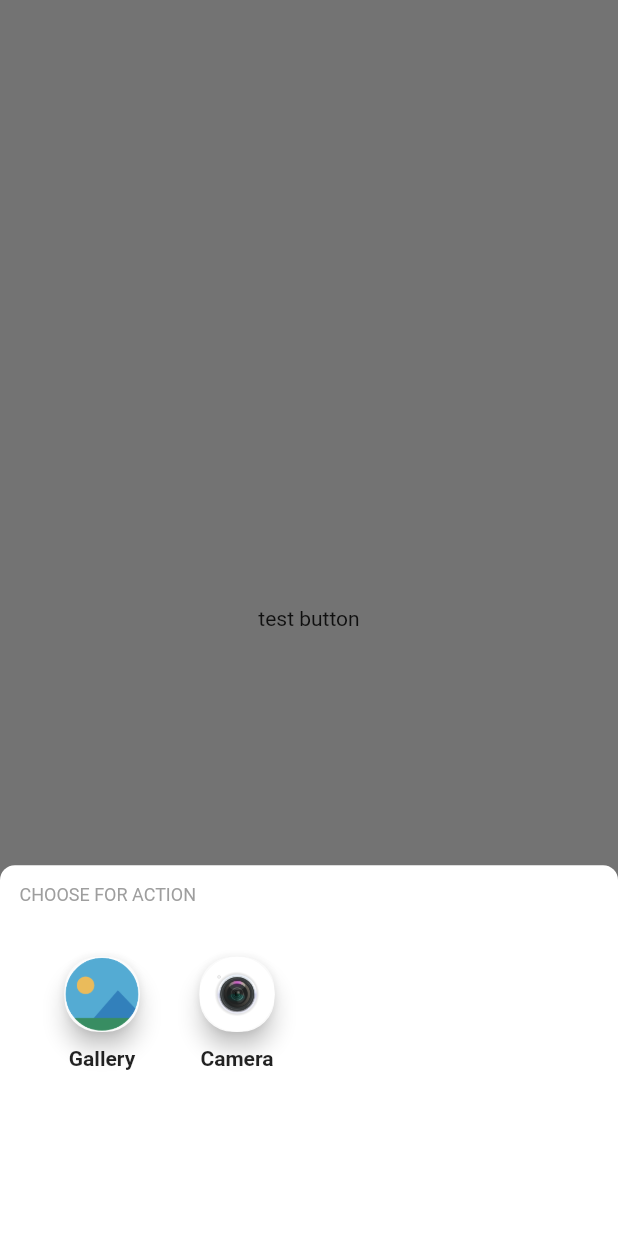
After one commit to shawon1fb/Flutter_utils, a Flutter app: the screen it shows after launch, after a tap on "test button", on a phone screen of 412 x 824 dp. The commit adds this screen. Run offline on Flutter 3.47's test engine with Material 2 defaults, Android fonts, the phone set to English and light mode, and no system bars; our stand-ins replace flutter_native_image, flutter_secure_storage, image_picker, shared_preferences, transparent_image; missing offline and left inert: flutter_json_widget, livestream.

Commit message:
image asset

```diff
--- /dev/null
+++ b/lib/core/utils/image_picker_methods.dart
@@ -0,0 +1,257 @@
+import 'dart:io';
+import 'package:flutter/material.dart';
+import 'package:flutter_native_image/flutter_native_image.dart';
+import 'package:image_picker/image_picker.dart';
+
+//import 'log.dart';
+
+/*
+flutter_native_image: ^0.0.5
+image_picker: ^0.6.7+4
+ */
+
+/// android set up
+/*<manifest ... >
+<!-- This attribute is "false" by default on apps targeting
+     Android 10 or higher. -->
+  <application android:requestLegacyExternalStorage="true" ... >
+    ...
+  </application>
+</manifest>
+*/
+
+/// iso :: <project root>/ios/Runner/Info.plist
+/*
+<key>NSPhotoLibraryUsageDescription</key>
+<string>This app requires access to the photo library.</string>
+<key>NSMicrophoneUsageDescription</key>
+<string>This app does not require access to the microphone.</string>
+<key>NSCameraUsageDescription</key>
+<string>This app requires access to the camera.</string>
+
+
+*/
+
+class FlutterImagePicker {
+  static Future<File> compressImage(File imageFile) async {
+    if (imageFile == null) return null;
+    File image;
+    try {
+      image = await FlutterNativeImage.compressImage(imageFile.path,
+          quality: 80, percentage: 80);
+    } catch (e) {
+      // L.log(e);
+    }
+    return image ?? null;
+  }
+
+  static Future retrieveLostData() async {
+    // ignore: deprecated_member_use
+    final LostDataResponse response = await ImagePicker.retrieveLostData();
+    if (response == null) {
+      return;
+    }
+    if (response.file != null) {
+      if (response.type == RetrieveType.image) {
+        return (response.file);
+      }
+    } else {
+      // print((response.exception));
+    }
+    return;
+  }
+
+  static Future<File> getImageGallery(context, {bool compress = false}) async {
+    // ignore: deprecated_member_use
+    File _image = await ImagePicker.pickImage(
+        source: ImageSource.gallery, imageQuality: 100);
+    File temp;
+    try {
+      temp = await retrieveLostData();
+      if (temp != null) _image = temp;
+    } catch (e) {
+      print(e);
+    }
+
+    if (compress == true) {
+      try {
+        File _tempImage = await compressImage(_image);
+        Navigator.of(context).pop();
+        return _tempImage;
+      } catch (e) {
+        Navigator.of(context).pop();
+        return _image;
+      }
+    }
+    Navigator.of(context).pop();
+    return _image;
+  }
+
+  static Future<File> getImageCamera(context, {bool compress = false}) async {
+    // ignore: deprecated_member_use
+    File _image = await ImagePicker.pickImage(
+        source: ImageSource.camera, imageQuality: 100);
+    File temp;
+    try {
+      temp = await retrieveLostData();
+      if (temp != null) _image = temp;
+    } catch (e) {
+      print(e);
+    }
+
+    if (compress == true) {
+      try {
+        File _tempImage = await compressImage(_image);
+        Navigator.of(context).pop();
+        return _tempImage;
+      } catch (e) {
+        Navigator.of(context).pop();
+        return _image;
+      }
+    }
+    Navigator.of(context).pop();
+    return _image;
+  }
+
+  static void imagePickerModalSheet(
+      {BuildContext context, Function fromGallery, Function fromCamera}) {
+    showModalBottomSheet(
+      backgroundColor: Colors.transparent,
+      isScrollControlled: true,
+      isDismissible: true,
+      context: context,
+      builder: (builder) {
+        return DraggableScrollableSheet(
+          initialChildSize: 0.3,
+          maxChildSize: 1,
+          minChildSize: 0.3,
+          builder: (BuildContext context, ScrollController scrollController) {
+            return Container(
+              decoration: BoxDecoration(
+                borderRadius: BorderRadius.only(
+                  topLeft: Radius.circular(10),
+                  topRight: Radius.circular(10),
+                ),
+                color: Colors.white,
+              ),
+              child: Padding(
+                padding: const EdgeInsets.all(8.0),
+                child: Column(
+                  children: <Widget>[
+                    // pick from Gallery
+                    Container(
+                      padding: EdgeInsets.all(5),
+                      decoration: BoxDecoration(
+                        borderRadius: BorderRadius.circular(10.0),
+                      ),
+                      width: double.infinity,
+                      child: Align(
+                        alignment: Alignment.centerLeft,
+                        child: Text(
+                          'CHOOSE FOR ACTION',
+                          // ignore: deprecated_member_use
+                          style: Theme.of(context).textTheme.body1.copyWith(
+                              fontSize: 12.0,
+                              fontWeight: FontWeight.normal,
+                              color: Colors.grey),
+                        ),
+                      ),
+                    ),
+                    SizedBox(
+                      height: 24,
+                    ),
+
+                    Container(
+                      padding: EdgeInsets.all(5),
+                      width: double.infinity,
+                      child: Row(
+                        children: <Widget>[
+                          SizedBox(
+                            width: 30,
+                          ),
+                          Column(
+                            children: <Widget>[
+                              InkWell(
+                                onTap: fromGallery,
+                                child: Container(
+                                  decoration:
+                                      BoxDecoration(shape: BoxShape.circle),
+                                  child: Material(
+                                    elevation: 6,
+                                    shape: RoundedRectangleBorder(
+                                        borderRadius:
+                                            BorderRadius.circular(22.0)),
+                                    child: Container(
+                                      height: 50,
+                                      width: 50,
+                                      decoration: BoxDecoration(
+                                          color: Colors.white,
+                                          shape: BoxShape.circle,
+                                          image: DecorationImage(
+                                            image: AssetImage(
+                                                "assets/images/galery.png"),
+                                          )),
+                                    ),
+                                  ),
+                                ),
+                              ),
+                              SizedBox(
+                                height: 10,
+                              ),
+                              Text(
+                                'Gallery',
+                                style: TextStyle(fontWeight: FontWeight.bold),
+                              ),
+                            ],
+                          ),
+                          SizedBox(
+                            width: 40,
+                          ),
+                          Column(
+                            children: <Widget>[
+                              InkWell(
+                                onTap: fromCamera,
+                                child: Container(
+                                  decoration:
+                                      BoxDecoration(shape: BoxShape.circle),
+                                  child: Material(
+                                    elevation: 6,
+                                    shape: RoundedRectangleBorder(
+                                        borderRadius:
+                                            BorderRadius.circular(22.0)),
+                                    child: Container(
+                                      height: 50,
+                                      width: 50,
+                                      decoration: BoxDecoration(
+                                          color: Colors.white,
+                                          shape: BoxShape.circle,
+                                          image: DecorationImage(
+                                            image: AssetImage(
+                                                "assets/images/camera.png"),
+                                          )),
+                                    ),
+                                  ),
+                                ),
+                              ),
+                              SizedBox(
+                                height: 10,
+                              ),
+                              Text(
+                                'Camera',
+                                style: TextStyle(fontWeight: FontWeight.bold),
+                              ),
+                            ],
+                          ),
+                        ],
+                      ),
+                    ),
+                  ],
+                ),
+              ),
+            );
+          },
+        );
+      },
+    );
+  }
+}
--- /dev/null
+++ b/lib/debug/play_ground.dart
@@ -0,0 +1,37 @@
+import 'package:flutter/material.dart';
+import 'package:flutter_utils/core/utils/image_picker_methods.dart';
+
+class PlayGround extends StatefulWidget {
+  @override
+  _PlayGroundState createState() => _PlayGroundState();
+}
+
+class _PlayGroundState extends State<PlayGround> {
+
+
+  @override
+  Widget build(BuildContext context) {
+    return Scaffold(
+      body: SafeArea(
+        child: Container(
+          child: Center(
+            child: InkWell(
+              onTap: () {
+                FlutterImagePicker.imagePickerModalSheet(
+                  context: context,
+                  fromCamera: () async {
+                    FlutterImagePicker.getImageCamera(context, compress: true);
+                  },
+                  fromGallery: () async {
+                    FlutterImagePicker.getImageGallery(context, compress: true);
+                  },
+                );
+              },
+              child: Text('test button'),
+            ),
+          ),
+        ),
+      ),
+    );
+  }
+}
--- a/lib/main.dart
+++ b/lib/main.dart
@@ -1,7 +1,9 @@
 import 'package:flutter/material.dart';
 
 import 'debug/flutter_json_viewer.dart';
+import 'debug/play_ground.dart';
 import 'ui/view/live_stream/live_stream_page.dart';
+import 'ui/view/transparent_image/transparent_image_page.dart';
 
 void main() {
   runApp(MyApp());
@@ -14,17 +16,18 @@ class MyApp extends StatelessWidget {
     return MaterialApp(
       title: 'Flutter Utils',
       theme: ThemeData(
-
         primarySwatch: Colors.blue,
-
         visualDensity: VisualDensity.adaptivePlatformDensity,
       ),
       //home: MyHomePage(),
-    //  home: FlutterJsonViewerPage(),
-      home: LiveStreamPage(),
+      //  home: FlutterJsonViewerPage(),
+      //  home: LiveStreamPage(),
+      // home: TransParentImagePage(),
+      home: PlayGround(),
     );
   }
 }
+
 class MyHomePage extends StatefulWidget {
   @override
   _MyHomePageState createState() => _MyHomePageState();
```
Also changed, not shown: lib/core/local_storage/secure_storage.dart (added, +58 -0 lines), lib/core/local_storage/sharepreferance.dart (added, +39 -0 lines), lib/ui/view/transparent_image/transparent_image_page.dart (added, +25 -0 lines), pubspec.yaml (+15 -5 lines), assets/images/camera.png (added), assets/images/galery.png (added), pubspec.lock, 1 other file.
